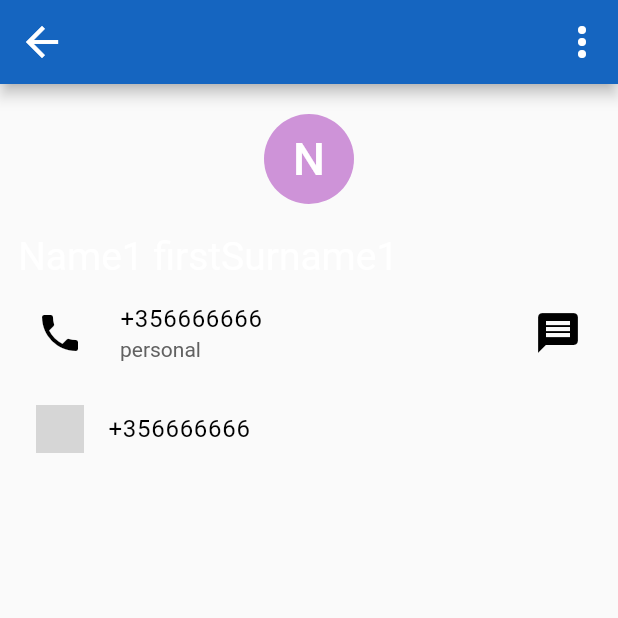
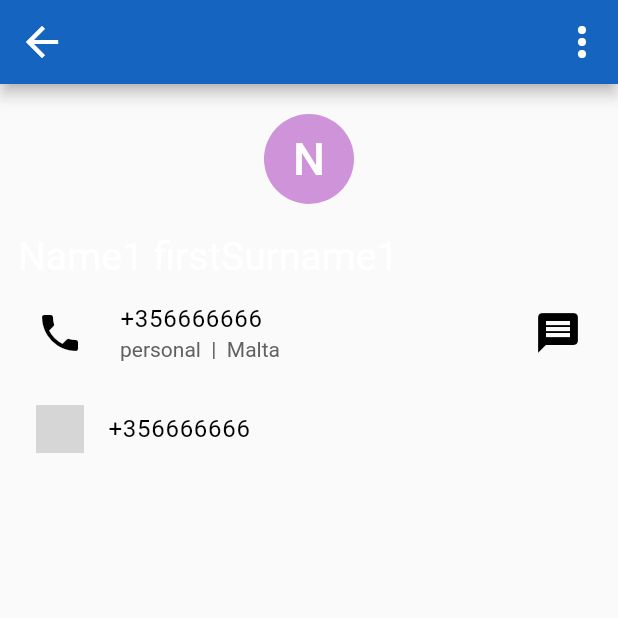
Before and after one commit to Cavitedev/score_contacts, a Flutter app: the ViewContactPage screen opened directly with sample values from the repository, on a phone screen of 412 x 824 dp, the top half of it. Run offline on Flutter 3.47's test engine with Material 2 defaults, Android fonts, the phone set to English and light mode, and no system bars; our stand-ins replace another_flushbar, auto_route, bloc, cloud_firestore, dartz, firebase_auth and 11 more; missing offline and left inert: cloud_firestore_web, firebase_auth_web, firebase_core_web, firebase_storage_web, get_contacts, google_sign_in_web and 2 more; accounts and stored records are empty; statements that could not run were skipped; project files that could hold a hidden picture were left out; grey boxes are pictures that could not be loaded.

Commit message:
:sparkles: Add Country to phone widget

```diff
--- a/lib/domain/user/contacts_data/properties/phone.dart
+++ b/lib/domain/user/contacts_data/properties/phone.dart
@@ -1,5 +1,6 @@
 import 'package:scorecontacts/domain/user/contacts_data/properties/i_label_object.dart';
 import 'package:scorecontacts/presentation/core/formatters/formatter_tools.dart';
+import 'package:scorecontacts/presentation/core/formatters/phone_codes.dart';
 
 class Phone implements ILabelObject {
   @override
@@ -39,6 +40,13 @@ class Phone implements ILabelObject {
 
   String toNumString() {
     return toNumericString(value) ?? "";
+  }
+
+  String? getCountryByPhone(){
+    if (!PhoneCodes.isCountryDataExplicit(value!)) {
+      return null;
+    }
+    return PhoneCodes.getCountryDataByPhone(value!)?.country;
   }
 
   bool matches(String pattern) {
--- a/lib/presentation/contacts/view_contact/widgets/phone_widgets.dart
+++ b/lib/presentation/contacts/view_contact/widgets/phone_widgets.dart
@@ -1,11 +1,14 @@
 import 'package:flutter/material.dart';
 import 'package:flutter_bloc/flutter_bloc.dart';
 import 'package:scorecontacts/application/contacts/view_contact/view_contact_bloc.dart';
+import 'package:scorecontacts/application/core/app_manager_cubit.dart';
 import 'package:scorecontacts/domain/user/contacts_data/contact.dart';
 import 'package:scorecontacts/domain/user/contacts_data/properties/phone.dart';
+import 'package:scorecontacts/presentation/core/formatters/phone_codes.dart';
 
 List<Widget> listOfPhones(
-    {required Contact contact, required Function(Phone phone, PhoneAppMessage app) onAppMessage}) {
+    {required Contact contact,
+    required Function(Phone phone, PhoneAppMessage app) onAppMessage}) {
   if (contact.labelObjects == null || contact.labelObjects![Phone] == null) {
     return [];
   }
@@ -23,11 +26,12 @@ List<Widget> _widgetsInPhone(final Phone phone,
   return [
     PhoneListTile(phone: phone),
     ...PhoneAppMessage.appsToCheck.map((app) => AppMessageListTile(
-      phone: phone,
-      image: app.image,
-      onTap: () {onAppMessage(phone, app);},
-    ))
-
+          phone: phone,
+          image: app.image,
+          onTap: () {
+            onAppMessage(phone, app);
+          },
+        ))
   ];
 }
 
@@ -41,6 +45,11 @@ class PhoneListTile extends StatelessWidget {
 
   @override
   Widget build(BuildContext context) {
+    final String phoneCountry = phone.getCountryByPhone() ??
+        PhoneCountryData.fromCountryCode(
+                countryCode: context.read<AppManagerCubit>().state.region)
+            .country;
+
     return ListTile(
       title: Text(phone.value!),
       leading: IconButton(
@@ -53,7 +62,7 @@ class PhoneListTile extends StatelessWidget {
               .add(ViewContactEvent.callNumber(phone.value!));
         },
       ),
-      subtitle: phone.label != null ? Text(phone.label!) : null,
+      subtitle: phone.label != null ? Text("${phone.label!}  |  $phoneCountry") : null,
       trailing: Row(
         mainAxisSize: MainAxisSize.min,
         children: [
```
